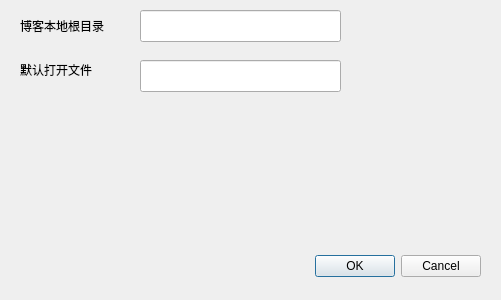
Old version of the form settings.ui in the repository ziqiangxu/editor.
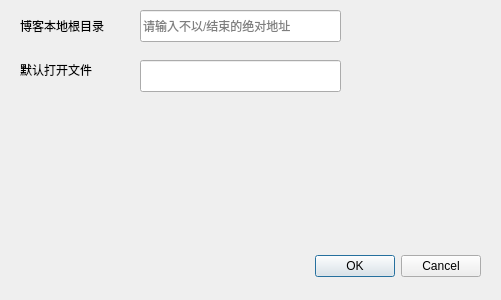
New version of the form.

The edit to the form file:
```diff
--- a/settings.ui
+++ b/settings.ui
@@ -51,6 +51,9 @@
      <height>32</height>
     </rect>
    </property>
+   <property name="placeholderText">
+    <string>请输入不以/结束的绝对地址</string>
+   </property>
   </widget>
   <widget class="QLabel" name="label_2">
    <property name="geometry">
```
